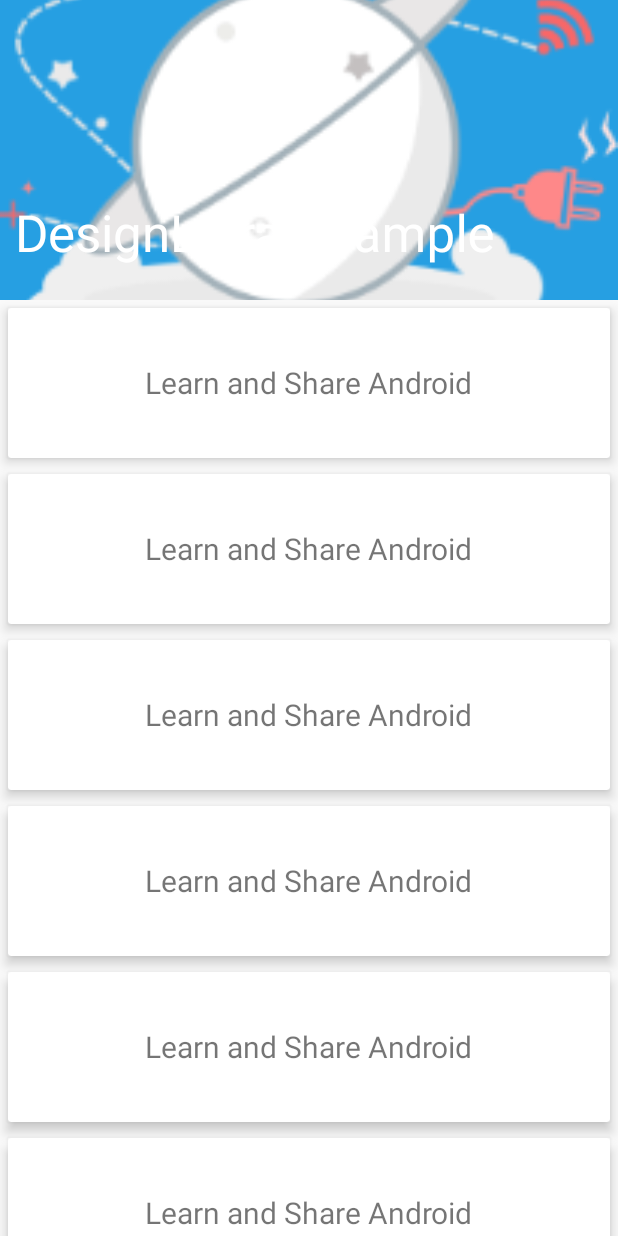
After one commit to renrenrenhui/PublicUseProject, an Android app: the CollapsingToolbarLayoutActivity screen opened directly, with no data from a screen before it, on a phone screen of 412 x 824 dp. The commit adds this screen. Run offline under Robolectric (Android 15) with nearby library versions, the phone set to English and light mode, and no system bars.

Commit message:
Add collapsingToolbarLayout feature

```diff
--- a/app/build.gradle
+++ b/app/build.gradle
@@ -37,4 +37,8 @@ dependencies {
     compile 'com.android.support:cardview-v7:25.3.1'
 
     compile 'com.github.bumptech.glide:glide:3.8.0-SNAPSHOT'
+
+    compile 'com.android.support:cardview-v7:24.1.0'
+    compile 'com.android.support:design:24.1.0'
+    compile 'com.android.support:appcompat-v7:24.1.0'
 }
--- a/app/src/main/AndroidManifest.xml
+++ b/app/src/main/AndroidManifest.xml
@@ -78,6 +78,9 @@
             android:screenOrientation="sensor"
             android:configChanges="keyboardHidden|orientation|screenSize"
             android:theme="@style/AppTheme"/>
+
+        <activity android:name="com.example.xiaoniu.publicuseproject.CollapsingToolbarLayout.CollapsingToolbarLayoutActivity"
+            android:theme="@style/CollapsingToolbarLayoutTheme"/>
     </application>
 
 </manifest>
--- /dev/null
+++ b/app/src/main/java/com/example/xiaoniu/publicuseproject/CollapsingToolbarLayout/CollapsingToolbarLayoutActivity.java
@@ -0,0 +1,42 @@
+package com.example.xiaoniu.publicuseproject.CollapsingToolbarLayout;
+
+import android.graphics.Color;
+import android.os.Bundle;
+import android.support.design.widget.CollapsingToolbarLayout;
+import android.support.v7.app.AppCompatActivity;
+import android.support.v7.widget.Toolbar;
+import android.view.Menu;
+import android.view.MenuItem;
+import android.view.View;
+import android.widget.ImageView;
+import android.widget.Toast;
+
+import com.example.xiaoniu.publicuseproject.R;
+
+public class CollapsingToolbarLayoutActivity extends AppCompatActivity {
+    private CollapsingToolbarLayout collapsingToolbarLayout;
+    private Toolbar toolbar;
+    private ImageView iv;
+
+    @Override
+    protected void onCreate(Bundle savedInstanceState) {
+        super.onCreate(savedInstanceState);
+        setContentView(R.layout.activity_collapsing_toolbar);
+
+        collapsingToolbarLayout = (CollapsingToolbarLayout) findViewById(R.id.collapsing_toolbar_layout);
+        iv = (ImageView) findViewById(R.id.iv);
+        toolbar = (Toolbar) findViewById(R.id.toolbar);
+        setSupportActionBar(toolbar);
+//        toolbar.setNavigationIcon(R.mipmap.ic_drawer_home);
+        collapsingToolbarLayout.setTitle("DesignLibrarySample");
+        collapsingToolbarLayout.setCollapsedTitleTextColor(Color.WHITE);
+        collapsingToolbarLayout.setExpandedTitleColor(Color.WHITE);
+        iv.setImageResource(R.drawable.img_network_unable);
+        toolbar.setNavigationOnClickListener(new View.OnClickListener() {
+            @Override
+            public void onClick(View view) {
+                Toast.makeText(CollapsingToolbarLayoutActivity.this, "点击菜单", Toast.LENGTH_SHORT).show();
+            }
+        });
+    }
+}
--- a/app/src/main/java/com/example/xiaoniu/publicuseproject/MainActivity.java
+++ b/app/src/main/java/com/example/xiaoniu/publicuseproject/MainActivity.java
@@ -15,6 +15,7 @@ import android.widget.EditText;
 import android.widget.LinearLayout;
 import android.widget.TextView;
 
+import com.example.xiaoniu.publicuseproject.CollapsingToolbarLayout.CollapsingToolbarLayoutActivity;
 import com.example.xiaoniu.publicuseproject.ExpandableListView.ExpandableListViewActivity;
 import com.example.xiaoniu.publicuseproject.FadeInTextView.FadeInTextView;
 import com.example.xiaoniu.publicuseproject.LruCache.PhotoWallActivity;
@@ -233,6 +234,17 @@ public class MainActivity extends AppCompatActivity {
             }
         });
         /*end for start_https_request*/
+
+        /*start for collapsingToolbarLayout*/
+        Button collapsingToolbarLayout = (Button) findViewById(R.id.collapsing_toolbar_layout);
+        collapsingToolbarLayout.setOnClickListener(new View.OnClickListener() {
+            @Override
+            public void onClick(View view) {
+                Intent intent = new Intent(MainActivity.this, CollapsingToolbarLayoutActivity.class);
+                startActivity(intent);
+            }
+        });
+        /*end for collapsingToolbarLayout*/
     }
 
     /**
--- /dev/null
+++ b/app/src/main/res/layout/activity_collapsing_toolbar.xml
@@ -0,0 +1,68 @@
+<?xml version="1.0" encoding="utf-8"?>
+<android.support.design.widget.CoordinatorLayout xmlns:android="http://schemas.android.com/apk/res/android"
+    xmlns:app="http://schemas.android.com/apk/res-auto"
+    android:layout_width="match_parent"
+    android:layout_height="match_parent">
+
+    <android.support.design.widget.AppBarLayout
+        android:layout_width="match_parent"
+        android:layout_height="200dp"
+        android:fitsSystemWindows="true">
+
+        <!--app:layout_scrollFlags="scroll|enterAlwaysCollapsed|enterAlways"-->
+        <!--app:layout_scrollFlags="scroll|exitUntilCollapsed"-->
+        <android.support.design.widget.CollapsingToolbarLayout
+            android:id="@+id/collapsing_toolbar_layout"
+            android:layout_width="match_parent"
+            android:layout_height="match_parent"
+            app:collapsedTitleTextAppearance="@style/TextAppearance.AppCompat.Title"
+            app:contentScrim="?attr/colorPrimary"
+            app:expandedTitleMarginEnd="10dp"
+            app:expandedTitleMarginStart="10dp"
+            app:layout_scrollFlags="scroll|exitUntilCollapsed">
+
+
+            <ImageView
+                android:id="@+id/iv"
+                android:layout_width="match_parent"
+                android:layout_height="match_parent"
+                android:scaleType="centerCrop"
+                app:layout_collapseMode="parallax"
+                app:layout_collapseParallaxMultiplier="0.5" />
+
+            <android.support.v7.widget.Toolbar
+                android:id="@+id/toolbar"
+                android:layout_width="match_parent"
+                android:layout_height="?attr/actionBarSize"
+                app:layout_collapseMode="pin" />
+        </android.support.design.widget.CollapsingToolbarLayout>
+
+    </android.support.design.widget.AppBarLayout>
+
+    <android.support.v4.widget.NestedScrollView
+        android:layout_width="match_parent"
+        android:layout_height="match_parent"
+        app:layout_behavior="@string/appbar_scrolling_view_behavior">
+
+        <LinearLayout
+            android:layout_width="match_parent"
+            android:layout_height="match_parent"
+            android:orientation="vertical">
+
+            <include layout="@layout/item_card" />
+            <include layout="@layout/item_card" />
+            <include layout="@layout/item_card" />
+            <include layout="@layout/item_card" />
+            <include layout="@layout/item_card" />
+            <include layout="@layout/item_card" />
+            <include layout="@layout/item_card" />
+            <include layout="@layout/item_card" />
+            <include layout="@layout/item_card" />
+            <include layout="@layout/item_card" />
+            <include layout="@layout/item_card" />
+            <include layout="@layout/item_card" />
+
+
+        </LinearLayout>
+    </android.support.v4.widget.NestedScrollView>
+</android.support.design.widget.CoordinatorLayout>
--- a/app/src/main/res/layout/activity_main.xml
+++ b/app/src/main/res/layout/activity_main.xml
@@ -157,5 +157,12 @@
         android:layout_height="wrap_content"
         android:text="start_https_request" >
     </Button>
+
+    <Button
+        android:id="@+id/collapsing_toolbar_layout"
+        android:layout_width="fill_parent"
+        android:layout_height="wrap_content"
+        android:text="collapsing_toolbar_layout" >
+    </Button>
 </LinearLayout>
 </ScrollView>
--- /dev/null
+++ b/app/src/main/res/layout/item_card.xml
@@ -0,0 +1,19 @@
+<?xml version="1.0" encoding="utf-8"?>
+<android.support.v7.widget.CardView
+    xmlns:android="http://schemas.android.com/apk/res/android"
+    xmlns:app="http://schemas.android.com/apk/res-auto"
+    android:layout_width="match_parent"
+    android:layout_height="100dp"
+    android:layout_margin="5dp"
+    app:cardElevation="5dp"
+    app:contentPaddingTop="2dp"
+    app:contentPaddingBottom="2dp">
+
+    <TextView
+        android:layout_width="wrap_content"
+        android:layout_height="wrap_content"
+        android:text="Learn and Share Android"
+        android:textSize="20sp"
+        android:layout_gravity="center"/>
+
+</android.support.v7.widget.CardView>
--- a/app/src/main/res/values/styles.xml
+++ b/app/src/main/res/values/styles.xml
@@ -33,4 +33,9 @@
         <item name="android:textSize">14sp</item>
         <item name="textAllCaps">false</item>
     </style>
+
+    <style name="CollapsingToolbarLayoutTheme" parent="Theme.AppCompat.Light.NoActionBar" type="text/css">
+        <item name="colorPrimary">#269fe2</item>
+        <item name="colorPrimaryDark">#3A5FCD</item>
+    </style>
 </resources>
```
